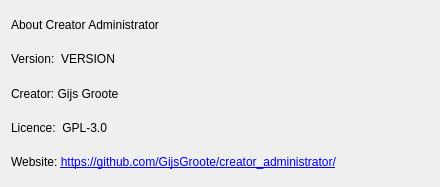
First picture: the form in creator_administrator/ui/about_widget.ui, repository GijsGroote/creator_administrator, before the edit.
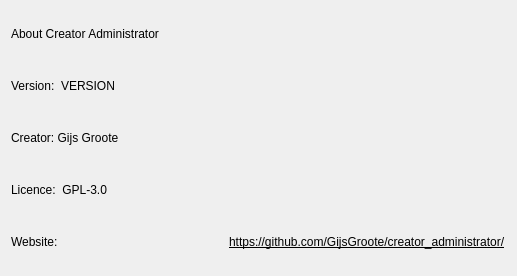
Second picture: the form after the edit.

Commit message: created color in links

```diff
--- a/creator_administrator/ui/about_widget.ui
+++ b/creator_administrator/ui/about_widget.ui
@@ -6,8 +6,8 @@
    <rect>
     <x>0</x>
     <y>0</y>
-    <width>440</width>
-    <height>187</height>
+    <width>517</width>
+    <height>276</height>
    </rect>
   </property>
   <property name="windowTitle">
@@ -69,11 +69,35 @@
       </widget>
      </item>
      <item>
-      <widget class="QLabel" name="githubLabel">
-       <property name="text">
-        <string>&lt;html&gt;&lt;head/&gt;&lt;body&gt;&lt;p&gt;Website: &lt;a href=&quot;https://github.com/GijsGroote/creator_administrator/&quot;&gt;&lt;span style=&quot; text-decoration: underline; color:#0000ff;&quot;&gt;https://github.com/GijsGroote/creator_administrator/&lt;/span&gt;&lt;/a&gt;&lt;/p&gt;&lt;/body&gt;&lt;/html&gt;</string>
-       </property>
-      </widget>
+      <layout class="QHBoxLayout" name="horizontalLayout_2">
+       <item>
+        <widget class="QLabel" name="githubLabel">
+         <property name="text">
+          <string>&lt;html&gt;&lt;head/&gt;&lt;body&gt;&lt;p&gt;Website:&lt;/p&gt;&lt;/body&gt;&lt;/html&gt;</string>
+         </property>
+        </widget>
+       </item>
+       <item>
+        <spacer name="horizontalSpacer_2">
+         <property name="orientation">
+          <enum>Qt::Horizontal</enum>
+         </property>
+         <property name="sizeHint" stdset="0">
+          <size>
+           <width>40</width>
+           <height>20</height>
+          </size>
+         </property>
+        </spacer>
+       </item>
+       <item>
+        <widget class="QLabel" name="githubSiteLabel">
+         <property name="text">
+          <string>&lt;html&gt;&lt;head/&gt;&lt;body&gt;&lt;p&gt;&lt;span style=&quot; text-decoration: underline;&quot;&gt;https://github.com/GijsGroote/creator_administrator/&lt;/span&gt;&lt;/p&gt;&lt;/body&gt;&lt;/html&gt;</string>
+         </property>
+        </widget>
+       </item>
+      </layout>
      </item>
     </layout>
    </item>
```
Left out of the diff: 2 changed lines with no effect on the pictures. The commit also changes 5 other files.
